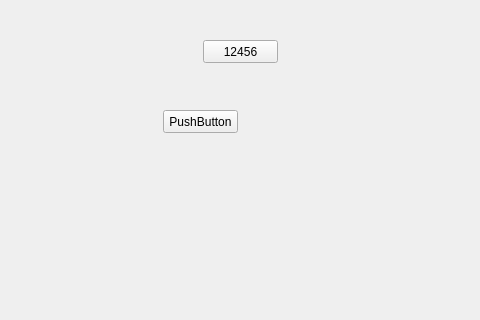
Before: the Qt Designer form mainwindow.ui in kang2486/Repository, drawn with Qt 5; both pictures show x 117 to 597 and y 0 to 320 of the 800 by 600 pixel window.
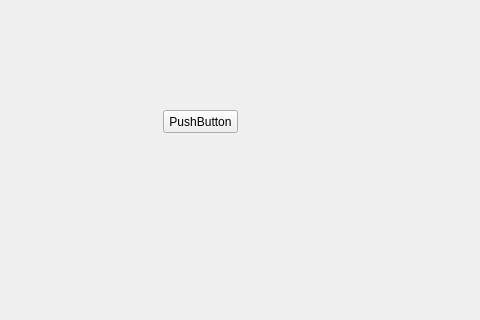
After: the same form once the commit is applied.

```diff
--- a/mainwindow.ui
+++ b/mainwindow.ui
@@ -14,19 +14,6 @@
    <string>MainWindow</string>
   </property>
   <widget class="QWidget" name="centralwidget">
-   <widget class="QPushButton" name="pushButton">
-    <property name="geometry">
-     <rect>
-      <x>320</x>
-      <y>40</y>
-      <width>75</width>
-      <height>23</height>
-     </rect>
-    </property>
-    <property name="text">
-     <string>12456</string>
-    </property>
-   </widget>
    <widget class="QPushButton" name="pushButton_2">
     <property name="geometry">
      <rect>
```
